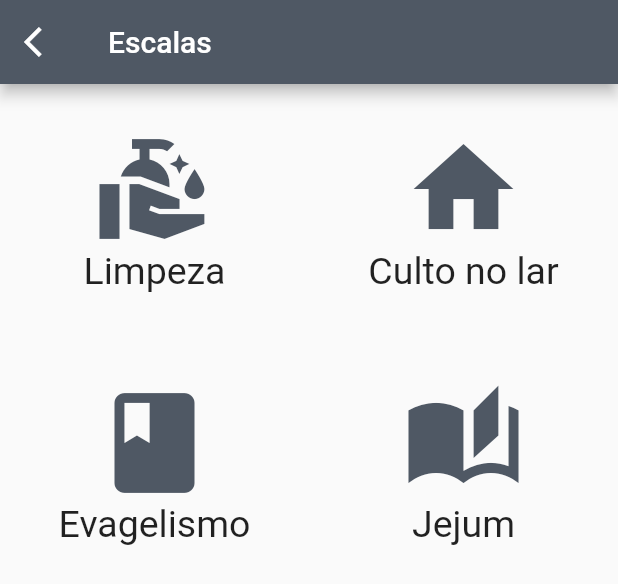
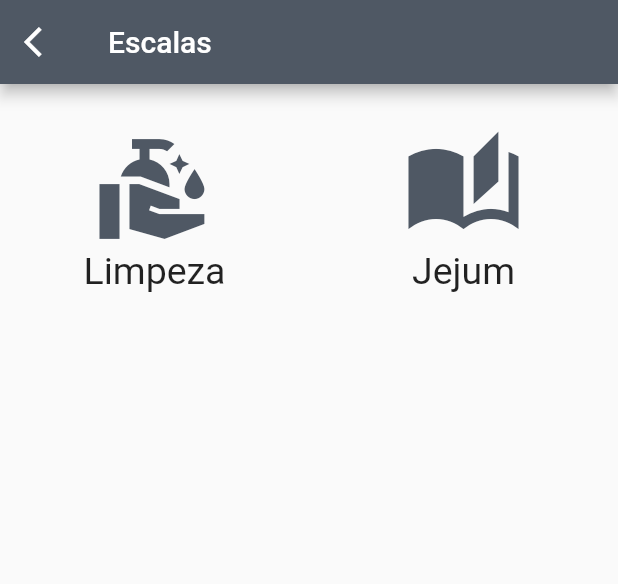
Before and after one commit to brunocaavalcante/Efraim-App, a Flutter app: the MainDrawer widget shown alone on an empty page, opened directly, after a tap on "Escalas", on a phone screen of 412 x 824 dp. Shown: the top 584 px of the screen. Run offline on Flutter 3.47's test engine with Material 2 defaults, Android fonts, the phone set to English and light mode, and no system bars; our stand-ins replace cloud_firestore, file_picker, firebase_auth, firebase_core, firebase_storage, mask_text_input_formatter and 1 more; accounts and stored records are empty.

Commit message:
Ajustes modulo escalas

```diff
--- a/lib/pages/core/main_drawer.dart
+++ b/lib/pages/core/main_drawer.dart
@@ -22,6 +22,11 @@ class _MainDrawerState extends State<MainDrawer> {
 
     return Drawer(
         child: Column(
+      children: [
+        SizedBox(
+            width: MediaQuery.of(context).size.width,
+            height: MediaQuery.of(context).size.height * 0.95,
+            child: Column(
               children: <Widget>[
                 Container(
                     width: double.infinity,
@@ -41,7 +46,8 @@ class _MainDrawerState extends State<MainDrawer> {
                                 decoration:
                                     const BoxDecoration(shape: BoxShape.circle),
                                 child: auth.usuario?.photoURL != null
-                              ? Image.network(auth.usuario?.photoURL as String,
+                                    ? Image.network(
+                                        auth.usuario?.photoURL as String,
                                         fit: BoxFit.cover)
                                     : Image.asset("imagens/user-menu-photo.png",
                                         fit: BoxFit.cover)),
@@ -57,51 +63,26 @@ class _MainDrawerState extends State<MainDrawer> {
                           Text(
                             auth.usuario?.displayName ?? "",
                             textAlign: TextAlign.start,
-                      style: const TextStyle(fontSize: 17, color: Colors.white),
+                            style: const TextStyle(
+                                fontSize: 17, color: Colors.white),
                           ),
                           Text(
                             auth.usuario?.email ?? "",
                             textAlign: TextAlign.start,
-                      style: const TextStyle(fontSize: 14, color: Colors.white),
+                            style: const TextStyle(
+                                fontSize: 14, color: Colors.white),
                           )
                         ])),
-          ListTile(
-              leading: const Icon(Icons.album_rounded),
-              title: const Text("Projetos", style: TextStyle(fontSize: 18)),
-              onTap: () {
-                Navigator.push(
-                    context,
-                    MaterialPageRoute(
-                        builder: (context) => const IndexProjetoPage()));
-              }),
-          ListTile(
-              leading: const Icon(Icons.people_alt),
-              title: const Text("Membros", style: TextStyle(fontSize: 18)),
-              onTap: () {
-                Navigator.push(
-                    context,
-                    MaterialPageRoute(
-                        builder: (context) => const IndexMembroPage()));
-              }),
-          ListTile(
-              leading: const Icon(Icons.view_agenda_rounded),
-              title: const Text("Agenda", style: TextStyle(fontSize: 18)),
-              onTap: () {
-                Navigator.push(
-                    context,
-                    MaterialPageRoute(
-                        builder: (context) => const AgendaPage()));
-              }),
-          ListTile(
-              leading: const Icon(Icons.list),
-              title: const Text("Escalas", style: TextStyle(fontSize: 18)),
-              onTap: () async {
-                Navigator.push(context,
-                    MaterialPageRoute(builder: (context) => HomeEscala()));
-              }),
+                itemMenu(
+                    "Projetos", Icons.album_rounded, const IndexProjetoPage()),
+                itemMenu("Membros", Icons.people_alt, const IndexMembroPage()),
+                itemMenu(
+                    "Agenda", Icons.view_agenda_rounded, const AgendaPage()),
+                itemMenu("Escalas", Icons.list, const HomeEscala()),
                 ListTile(
                     leading: const Icon(Icons.person_search),
-              title: const Text("Meu Perfil", style: TextStyle(fontSize: 18)),
+                    title: const Text("Meu Perfil",
+                        style: TextStyle(fontSize: 18)),
                     onTap: () async {
                       Usuario usuario =
                           await auth.obterUsuarioPorId(auth.usuario!.uid);
@@ -115,13 +96,35 @@ class _MainDrawerState extends State<MainDrawer> {
                       }
                     }),
                 ListTile(
-            leading:
-                const Icon(Icons.arrow_back_ios_new_rounded, color: Colors.red),
+                  leading: const Icon(Icons.arrow_back_ios_new_rounded,
+                      color: Colors.red),
                   title: const Text("Sair",
                       style: TextStyle(fontSize: 18, color: Colors.red)),
                   onTap: () => context.read<UserService>().logout(),
-          ),
+                )
               ],
+            )),
+        retornaVersao()
+      ],
+    ));
+  }
+
+  itemMenu(String text, IconData? icon, Widget page) {
+    return ListTile(
+        leading: Icon(icon),
+        title: Text(text, style: const TextStyle(fontSize: 18)),
+        onTap: () async {
+          Navigator.push(
+              context, MaterialPageRoute(builder: (context) => page));
+        });
+  }
+
+  retornaVersao() {
+    return const SizedBox(
+      width: 200,
+      child: Text(
+        "Versão: 5.1 - 20/04/2022",
+        style: TextStyle(fontSize: 14, color: Colors.grey),
       ),
     );
   }
--- a/lib/pages/escala/home_escala.dart
+++ b/lib/pages/escala/home_escala.dart
@@ -29,13 +29,13 @@ class HomeEscala extends StatelessWidget {
                 GestureDetector(
                     onTap: () => goToPage("Limpeza"),
                     child: itemMenu("Limpeza", Icons.clean_hands_sharp)),
-                itemMenu("Evagelismo", Icons.book)
+                //itemMenu("Evagelismo", Icons.book)
               ])),
           SizedBox(
               width: MediaQuery.of(context).size.width * 0.5,
               height: MediaQuery.of(context).size.height,
               child: Column(children: [
-                itemMenu("Culto no lar", Icons.home),
+                //itemMenu("Culto no lar", Icons.home),
                 GestureDetector(
                     onTap: () => goToPage("Jejum"),
                     child: itemMenu("Jejum", Icons.auto_stories_sharp)),
```
Also changed, not shown: lib/pages/escala/add_escala_page.dart (+12 -0 lines), lib/pages/escala/index_escala_page.dart (+23 -10 lines). Lines whose indentation alone changed are shown as unchanged.
